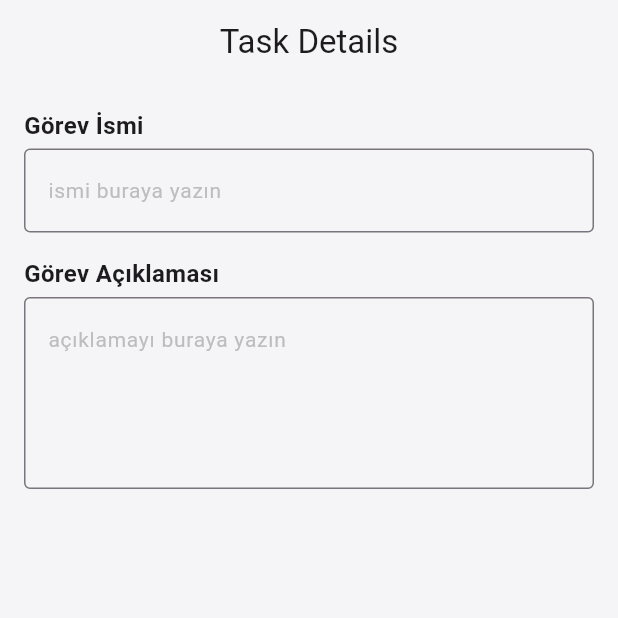
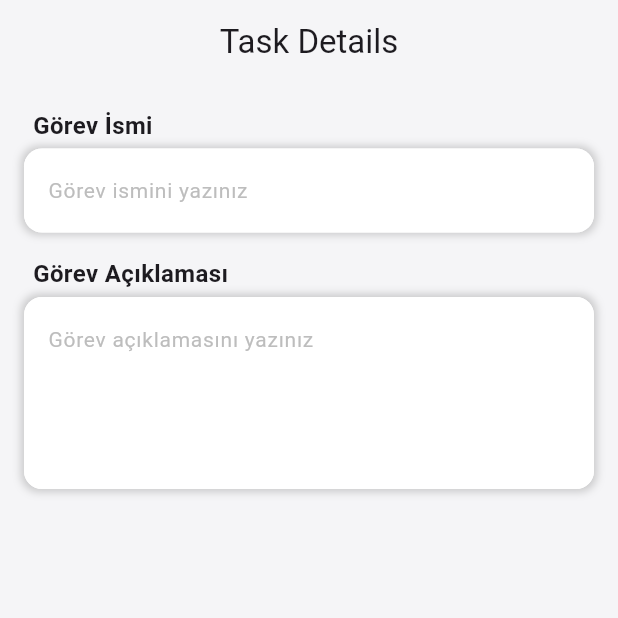
Before and after one commit to idilsg/TaskManagerApp, a Flutter app: the screen it shows after launch, on a phone screen of 412 x 824 dp, the top half of it. Run offline on Flutter 3.47's test engine with Material 3 defaults, Android fonts, the phone set to English and light mode, and no system bars; our stand-ins replace flutter_svg.

Commit message:
box deco and etc

```diff
--- a/lib/pages/edittask.dart
+++ b/lib/pages/edittask.dart
@@ -1,4 +1,5 @@
 import 'package:flutter/material.dart';
+//import 'package:intl/intl.dart';
 
 // görev detaylarından düzenleye girince açılacak görev düzenleme sayfası
 // seçtiğin görevin bilgileri gözükecek. üstüne düzenleme yapabileceksin
@@ -38,19 +39,39 @@ class TaskName extends StatelessWidget {
     return Column(
       crossAxisAlignment: CrossAxisAlignment.start,
       children: <Widget>[
-        const Text(
+        const Padding(
+          padding: EdgeInsets.only(left: 6.0),
+          child:Text(
             'Görev İsmi',
             style: TextStyle(
               fontSize: 16,
               fontWeight: FontWeight.bold,
             ),
           ),
+        ),
         const SizedBox(height: 4),
-        TextField(
+        Container(
+          decoration: BoxDecoration(
+            color: Colors.white,
+            boxShadow: [
+              BoxShadow(
+                color: Colors.grey.withOpacity(0.5),
+                spreadRadius: 1.5,
+                blurRadius: 4,
+              ),
+            ],
+            borderRadius: BorderRadius.circular(12),
+          ),
+          child: TextField(
             //color: Colors.white,
             decoration: InputDecoration(
-            border: const OutlineInputBorder(),
-            hintText: 'ismi buraya yazın',
+              filled: true,
+              fillColor: Colors.white,
+              border: OutlineInputBorder(
+                borderRadius: BorderRadius.circular(12),
+                borderSide: BorderSide.none,
+              ),
+              hintText: 'Görev ismini yazınız',
               hintStyle: TextStyle(
                 color: Colors.grey[400],
                 fontSize: 14
@@ -58,6 +79,7 @@ class TaskName extends StatelessWidget {
             ),
             maxLines: 1,
           ),
+        )
       ],
     );
   }
@@ -71,18 +93,39 @@ class TaskDescription extends StatelessWidget {
     return Column(
       crossAxisAlignment: CrossAxisAlignment.start,
       children: <Widget>[
-        const Text(
+        const Padding(
+          padding: EdgeInsets.only(left: 6.0),
+          child:Text(
             'Görev Açıklaması',
             style: TextStyle(
               fontSize: 16,
               fontWeight: FontWeight.bold,
             ),
           ),
+        ),
         const SizedBox(height: 4),
-        TextField(
+        Container(
+          decoration: BoxDecoration(
+            color: Colors.white,
+            boxShadow: [
+              BoxShadow(
+                color: Colors.grey.withOpacity(0.5),
+                spreadRadius: 1.5,
+                blurRadius: 4,
+              ),
+            ],
+            borderRadius: BorderRadius.circular(12),
+          ),
+          child: TextField(
+            //color: Colors.white,
             decoration: InputDecoration(
-            border: const OutlineInputBorder(),
-            hintText: 'açıklamayı buraya yazın',
+              filled: true,
+              fillColor: Colors.white,
+              border: OutlineInputBorder(
+                borderRadius: BorderRadius.circular(12),
+                borderSide: BorderSide.none,
+              ),
+              hintText: 'Görev açıklamasını yazınız',
               hintStyle: TextStyle(
                 color: Colors.grey[400],
                 fontSize: 14
@@ -90,6 +133,7 @@ class TaskDescription extends StatelessWidget {
             ),
             maxLines: 4,
           ),
+        )
       ],
     );
   }
--- a/pubspec.yaml
+++ b/pubspec.yaml
@@ -9,24 +9,20 @@ environment:
 dependencies:
   flutter:
     sdk: flutter
-
   cupertino_icons: ^1.0.8
   flutter_svg: ^2.0.10+1
-
   http: ^1.2.2
+  intl: ^0.17.0
 
 
 dev_dependencies:
   flutter_test:
     sdk: flutter
-
   flutter_lints: ^4.0.0
 
 
 flutter:
-
   uses-material-design: true
-
   assets:
     - assets/images/
     - assets/icons/
```
Also changed, not shown: assets/icons/book.svg (deleted), assets/icons/editpen.svg (added), pubspec.lock. Lines whose indentation alone changed are shown as unchanged.
